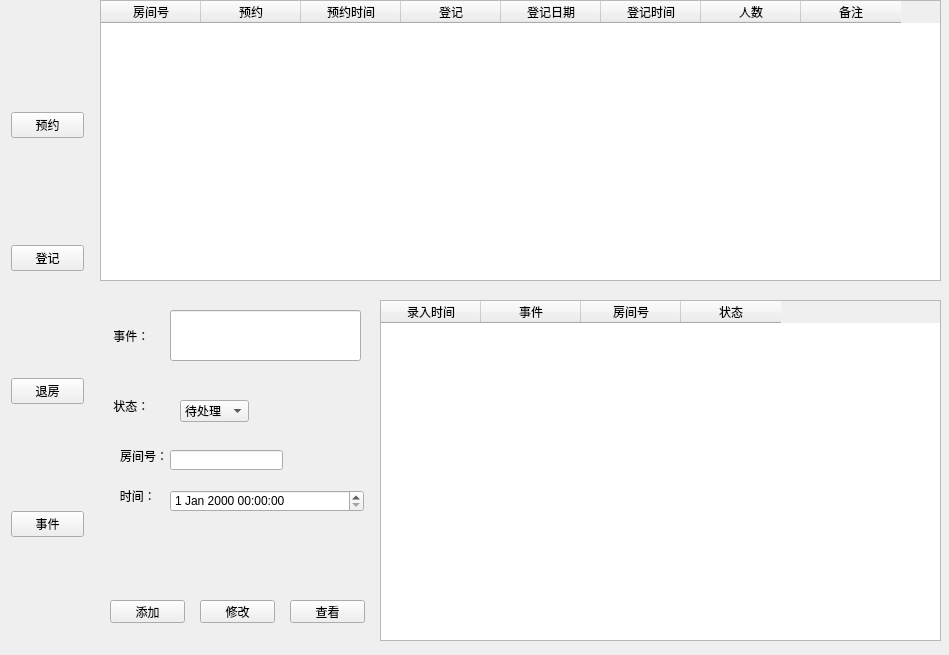
Above: Manager.ui from Ginsakura/TestQTManagerSystem before the change. Below: the same form after it.
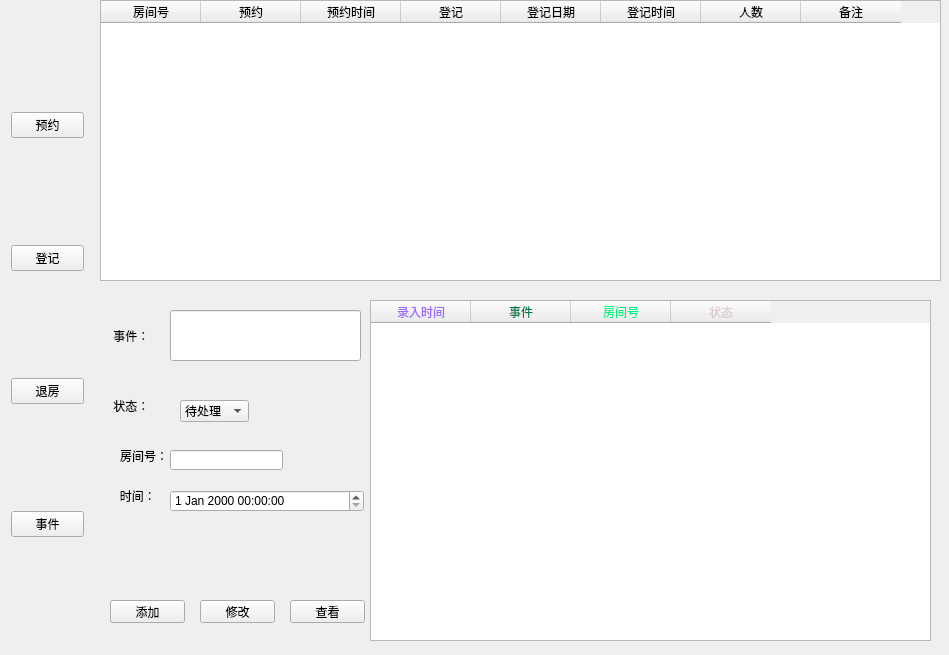
That is the form after the change. The open tabs and pages were chosen to show the change. Icons and pictures are not drawn.

```diff
--- a/Manager.ui
+++ b/Manager.ui
@@ -1081,19 +1081,6 @@
        </rect>
       </property>
      </widget>
-     <widget class="QLabel" name="label_4">
-      <property name="geometry">
-       <rect>
-        <x>320</x>
-        <y>10</y>
-        <width>201</width>
-        <height>51</height>
-       </rect>
-      </property>
-      <property name="text">
-       <string>&lt;html&gt;&lt;head/&gt;&lt;body&gt;&lt;p align=&quot;center&quot;&gt;&lt;span style=&quot; font-size:18pt;&quot;&gt;事件&lt;/span&gt;&lt;/p&gt;&lt;/body&gt;&lt;/html&gt;</string>
-      </property>
-     </widget>
      <widget class="QLabel" name="label">
       <property name="geometry">
        <rect>
@@ -1110,7 +1097,7 @@
      <widget class="QTableWidget" name="event_view">
       <property name="geometry">
        <rect>
-        <x>280</x>
+        <x>270</x>
         <y>20</y>
         <width>561</width>
         <height>341</height>
@@ -1120,21 +1107,57 @@
        <property name="text">
         <string>录入时间</string>
        </property>
+       <property name="foreground">
+        <brush brushstyle="SolidPattern">
+         <color alpha="248">
+          <red>153</red>
+          <green>102</green>
+          <blue>255</blue>
+         </color>
+        </brush>
+       </property>
       </column>
       <column>
        <property name="text">
         <string>事件</string>
        </property>
+       <property name="foreground">
+        <brush brushstyle="SolidPattern">
+         <color alpha="255">
+          <red>0</red>
+          <green>123</green>
+          <blue>76</blue>
+         </color>
+        </brush>
+       </property>
       </column>
       <column>
        <property name="text">
         <string>房间号</string>
        </property>
+       <property name="foreground">
+        <brush brushstyle="SolidPattern">
+         <color alpha="255">
+          <red>0</red>
+          <green>241</green>
+          <blue>132</blue>
+         </color>
+        </brush>
+       </property>
       </column>
       <column>
        <property name="text">
         <string>状态</string>
        </property>
+       <property name="foreground">
+        <brush brushstyle="SolidPattern">
+         <color alpha="54">
+          <red>141</red>
+          <green>56</green>
+          <blue>78</blue>
+         </color>
+        </brush>
+       </property>
       </column>
      </widget>
      <widget class="QComboBox" name="event_status">
```
Left out of the diff: 18 changed lines with no effect on the pictures.
